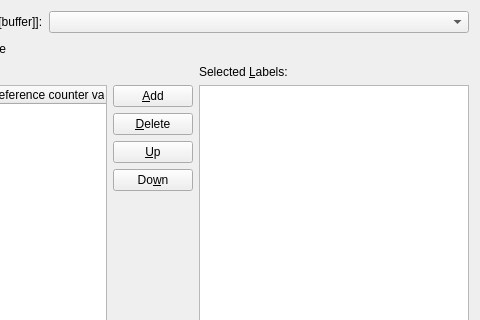
This is src/frontends/qt/ui/RefUi.ui in kojiOnHill/lyx as Qt 5 draws it before an edit; both pictures show x 174 to 654 and y 0 to 320 of the 654 by 579 pixel window. The edited form follows.
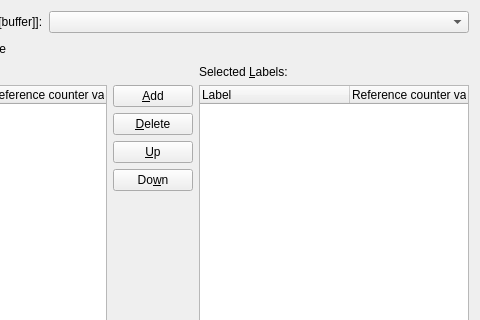
This is the edited form. Icons and pictures are not drawn.

Commit message: Display "pretty" targets also in selected labels widget

```diff
--- a/src/frontends/qt/ui/RefUi.ui
+++ b/src/frontends/qt/ui/RefUi.ui
@@ -169,12 +169,23 @@
        <property name="indentation">
         <number>0</number>
        </property>
+       <property name="columnCount">
+        <number>2</number>
+       </property>
        <attribute name="headerVisible">
-        <bool>false</bool>
+        <bool>true</bool>
        </attribute>
+       <attribute name="headerDefaultSectionSize">
+        <number>150</number>
+       </attribute>
        <column>
         <property name="text">
-         <string notr="true">1</string>
+         <string notr="true">Label</string>
+        </property>
+       </column>
+       <column>
+        <property name="text">
+         <string>Reference counter value</string>
         </property>
        </column>
       </widget>
```
The commit also changes 2 other files.
